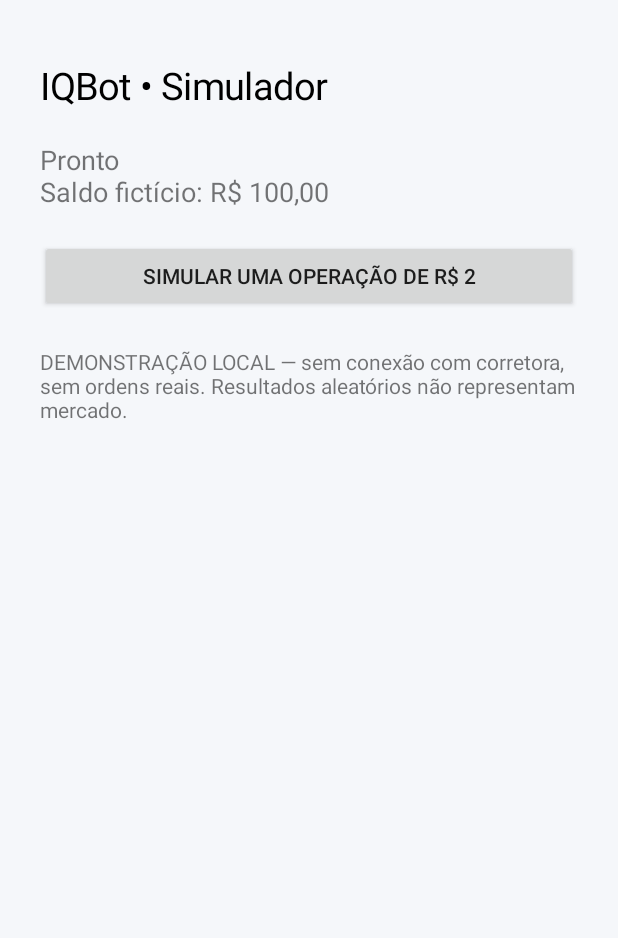
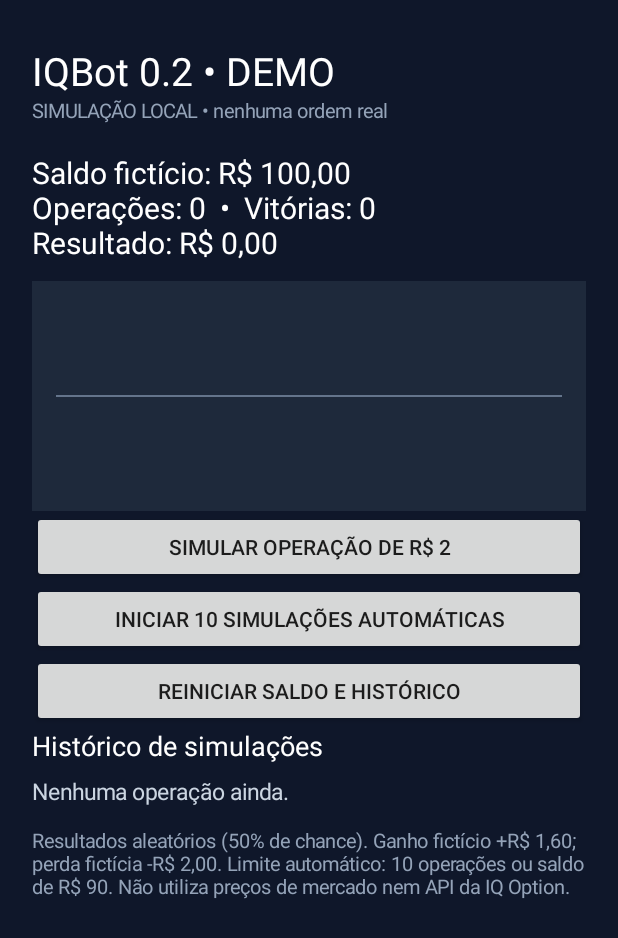
Before and after one commit to charlesilva45/iqbot-android-demo, an Android app: the screen it shows after launch (MainActivity), on a phone screen of 412 x 824 dp. Shown: the top 938 px of the screen. Run offline under Robolectric (Android 15) with nearby library versions, the phone set to English and light mode, and no system bars.

Commit message:
Build IQBot 0.2 dashboard and bounded automatic demo simulation

```diff
--- a/app/src/main/java/com/iqbot/demo/MainActivity.java
+++ b/app/src/main/java/com/iqbot/demo/MainActivity.java
@@ -3,48 +3,137 @@ package com.iqbot.demo;
 import android.app.Activity;
 import android.os.Bundle;
 import android.graphics.Color;
-import android.view.Gravity;
+import android.graphics.Canvas;
+import android.graphics.Paint;
+import android.os.Handler;
+import android.os.Looper;
+import android.view.View;
 import android.widget.Button;
 import android.widget.LinearLayout;
+import android.widget.ScrollView;
 import android.widget.TextView;
+import java.util.ArrayList;
+import java.util.Locale;
 import java.util.Random;
 
 public class MainActivity extends Activity {
+    private final Handler handler = new Handler(Looper.getMainLooper());
+    private final Random random = new Random();
+    private final ArrayList<Double> equity = new ArrayList<>();
     private double balance = 100.0;
-    private final Random random = new Random();
-    private TextView status;
+    private int operations = 0, wins = 0;
+    private boolean automatic = false;
+    private TextView summary, history;
+    private Button autoButton;
+    private EquityChart chart;
+    private final StringBuilder log = new StringBuilder();
+    private final Runnable autoTick = new Runnable() {
+        @Override public void run() {
+            if (!automatic) return;
+            simulate();
+            if (operations >= 10 || balance < 2 || balance <= 90) {
+                stopAuto();
+            } else handler.postDelayed(this, 1200);
+        }
+    };
     @Override public void onCreate(Bundle state) {
         super.onCreate(state);
-        LinearLayout layout = new LinearLayout(this);
-        layout.setOrientation(LinearLayout.VERTICAL);
-        layout.setPadding(40, 60, 40, 40);
-        layout.setBackgroundColor(Color.rgb(245,247,250));
-        TextView title = new TextView(this);
-        title.setText("IQBot • Simulador");
-        title.setTextSize(25);
-        title.setTextColor(Color.BLACK);
-        layout.addView(title);
-        status = new TextView(this);
-        status.setTextSize(18);
-        status.setPadding(0,30,0,30);
-        layout.addView(status);
-        Button button = new Button(this);
-        button.setText("Simular uma operação de R$ 2");
-        layout.addView(button);
-        button.setOnClickListener(v -> {
-            if (balance < 2) { status.setText("Saldo insuficiente. Simulação encerrada."); return; }
-            boolean win = random.nextBoolean();
-            balance += win ? 1.6 : -2.0;
-            update(win ? "Resultado fictício: +R$ 1,60" : "Resultado fictício: -R$ 2,00");
+        equity.add(balance);
+        ScrollView scroll = new ScrollView(this);
+        scroll.setFillViewport(true);
+        LinearLayout root = new LinearLayout(this);
+        root.setOrientation(LinearLayout.VERTICAL);
+        root.setPadding(32, 44, 32, 32);
+        root.setBackgroundColor(Color.rgb(15, 23, 42));
+        scroll.addView(root);
+        TextView title = label("IQBot 0.2 • DEMO", 26, Color.WHITE);
+        root.addView(title);
+        root.addView(label("SIMULAÇÃO LOCAL • nenhuma ordem real", 13, Color.rgb(148,163,184)));
+        summary = label("", 20, Color.WHITE);
+        summary.setPadding(0, 28, 0, 18);
+        root.addView(summary);
+        chart = new EquityChart();
+        root.addView(chart, new LinearLayout.LayoutParams(-1, 230));
+        Button single = new Button(this);
+        single.setText("Simular operação de R$ 2");
+        root.addView(single);
+        single.setOnClickListener(v -> { if (!automatic) simulate(); });
+        autoButton = new Button(this);
+        autoButton.setText("Iniciar 10 simulações automáticas");
+        root.addView(autoButton);
+        autoButton.setOnClickListener(v -> {
+            if (automatic) stopAuto();
+            else {
+                if (operations >= 10) { reset(); }
+                automatic = true;
+                autoButton.setText("Parar simulação");
+                handler.post(autoTick);
+            }
         });
-        TextView warning = new TextView(this);
-        warning.setText("DEMONSTRAÇÃO LOCAL — sem conexão com corretora, sem ordens reais. Resultados aleatórios não representam mercado.");
-        warning.setPadding(0,35,0,0);
-        layout.addView(warning);
-        update("Pronto");
-        setContentView(layout);
+        Button reset = new Button(this);
+        reset.setText("Reiniciar saldo e histórico");
+        root.addView(reset);
+        reset.setOnClickListener(v -> reset());
+        root.addView(label("Histórico de simulações", 18, Color.WHITE));
+        history = label("Nenhuma operação ainda.", 15, Color.rgb(203,213,225));
+        history.setPadding(0, 12, 0, 20);
+        root.addView(history);
+        root.addView(label("Resultados aleatórios (50% de chance). Ganho fictício +R$ 1,60; perda fictícia -R$ 2,00. Limite automático: 10 operações ou saldo de R$ 90. Não utiliza preços de mercado nem API da IQ Option.", 13, Color.rgb(148,163,184)));
+        setContentView(scroll);
+        refresh();
     }
-    private void update(String message) {
-        status.setText(message + "\nSaldo fictício: R$ " + String.format(java.util.Locale.forLanguageTag("pt-BR"), "%.2f", balance));
+    private TextView label(String text, int size, int color) {
+        TextView t = new TextView(this);
+        t.setText(text); t.setTextSize(size); t.setTextColor(color);
+        return t;
+    }
+    private void simulate() {
+        if (balance < 2 || balance <= 90) { stopAuto(); return; }
+        boolean win = random.nextBoolean();
+        balance += win ? 1.60 : -2.00;
+        operations++;
+        if (win) wins++;
+        equity.add(balance);
+        log.insert(0, String.format(Locale.forLanguageTag("pt-BR"), "#%d  %s  Saldo R$ %.2f\n", operations, win ? "+R$ 1,60" : "-R$ 2,00", balance));
+        refresh();
+    }
+    private void refresh() {
+        summary.setText(String.format(Locale.forLanguageTag("pt-BR"), "Saldo fictício: R$ %.2f\nOperações: %d  •  Vitórias: %d\nResultado: R$ %.2f", balance, operations, wins, balance - 100));
+        history.setText(log.length() == 0 ? "Nenhuma operação ainda." : log.toString());
+        chart.invalidate();
+    }
+    private void stopAuto() {
+        automatic = false;
+        handler.removeCallbacks(autoTick);
+        if (autoButton != null) autoButton.setText("Iniciar 10 simulações automáticas");
+    }
+    private void reset() {
+        stopAuto(); balance = 100; operations = 0; wins = 0;
+        log.setLength(0); equity.clear(); equity.add(balance); refresh();
+    }
+    @Override protected void onDestroy() {
+        stopAuto(); super.onDestroy();
+    }
+    private class EquityChart extends View {
+        final Paint p = new Paint(3);
+        EquityChart() { super(MainActivity.this); }
+        @Override protected void onDraw(Canvas canvas) {
+            super.onDraw(canvas);
+            float w = getWidth(), h = getHeight(), pad = 24;
+            canvas.drawColor(Color.rgb(30,41,59));
+            p.setColor(Color.rgb(100,116,139)); p.setStrokeWidth(2);
+            canvas.drawLine(pad, h/2, w-pad, h/2, p);
+            if (equity.size() < 2) return;
+            double min = 90, max = 110;
+            for (double v : equity) { min = Math.min(min,v); max = Math.max(max,v); }
+            p.setColor(Color.rgb(56,189,248)); p.setStrokeWidth(5);
+            for (int i=1; i<equity.size(); i++) {
+                float x1 = pad + (w-2*pad)*(i-1)/(equity.size()-1);
+                float x2 = pad + (w-2*pad)*i/(equity.size()-1);
+                float y1 = h-pad-(float)((equity.get(i-1)-min)/(max-min))*(h-2*pad);
+                float y2 = h-pad-(float)((equity.get(i)-min)/(max-min))*(h-2*pad);
+                canvas.drawLine(x1,y1,x2,y2,p);
+            }
+        }
     }
 }
```
